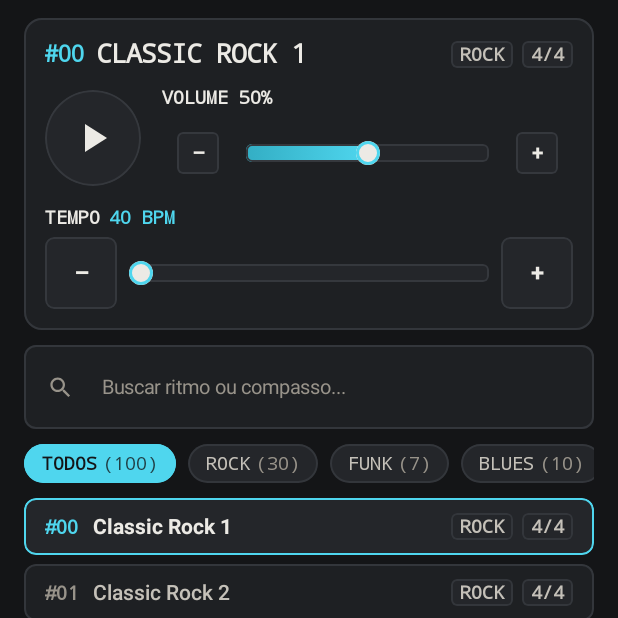
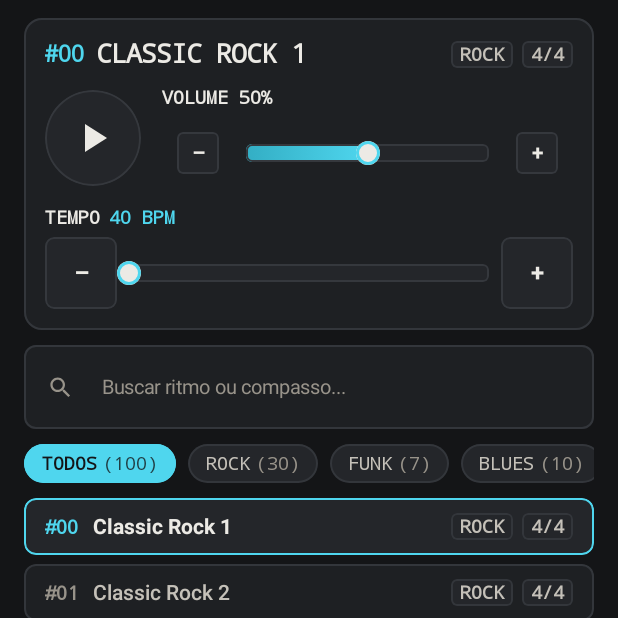
Before and after one commit to marcosepifanio/gp200-android-editor, an Android app built with Jetpack Compose: the composable StudioDrumScreen called with empty values, on a phone screen of 412 x 824 dp, the top half of it. Run offline under Robolectric (Android 15) with nearby library versions, the phone set to English and light mode, and no system bars.

Commit message:
fix(ui): centre slider thumbs on the value and stack the chain hint
- Volume, Pan and tempo sliders share one thumb centred on the end of
  the fill, the same point a tap there selects.
- The chain header hint sits below the title; side by side it ran into
  the title at 130% font scale.

```diff
--- a/app/src/main/kotlin/com/valeton/editor/ui/chain/StudioChainScreen.kt
+++ b/app/src/main/kotlin/com/valeton/editor/ui/chain/StudioChainScreen.kt
@@ -100,12 +100,12 @@ fun StudioChainScreen(
     ) {
             // 1. Header Information
             item {
-                Row(
+                // Título e dica empilhados: lado a lado, a dica encostava no título com fonte grande.
+                Column(
                     modifier = Modifier
                         .fillMaxWidth()
                         .padding(vertical = 4.dp),
-                    horizontalArrangement = Arrangement.SpaceBetween,
-                    verticalAlignment = Alignment.CenterVertically
+                    verticalArrangement = Arrangement.spacedBy(2.dp)
                 ) {
                     Text(
                         text = "CADEIA DE SINAL",
--- /dev/null
+++ b/app/src/main/kotlin/com/valeton/editor/ui/components/StudioSliderThumb.kt
@@ -0,0 +1,35 @@
+package com.valeton.editor.ui.components
+
+import androidx.compose.foundation.background
+import androidx.compose.foundation.border
+import androidx.compose.foundation.layout.BoxWithConstraintsScope
+import androidx.compose.foundation.layout.offset
+import androidx.compose.foundation.layout.size
+import androidx.compose.foundation.shape.CircleShape
+import androidx.compose.runtime.Composable
+import androidx.compose.ui.Alignment
+import androidx.compose.ui.Modifier
+import androidx.compose.ui.draw.clip
+import androidx.compose.ui.unit.Dp
+import androidx.compose.ui.unit.dp
+import com.valeton.editor.ui.theme.StudioPalette
+
+internal val SliderThumbSize = 16.dp
+
+/** Left edge of a thumb centred on [fraction] of [trackWidth] — the same point a tap there selects. */
+internal fun sliderThumbOffset(trackWidth: Dp, fraction: Float, thumbSize: Dp = SliderThumbSize): Dp =
+    trackWidth * fraction.coerceIn(0f, 1f) - thumbSize / 2
+
+/** Round thumb for the custom horizontal sliders, centred on the end of the fill. */
+@Composable
+internal fun BoxWithConstraintsScope.StudioSliderThumb(fraction: Float) {
+    androidx.compose.foundation.layout.Box(
+        modifier = Modifier
+            .align(Alignment.CenterStart)
+            .offset(x = sliderThumbOffset(maxWidth, fraction))
+            .size(SliderThumbSize)
+            .clip(CircleShape)
+            .background(StudioPalette.TextPrimary)
+            .border(2.dp, StudioPalette.Accent, CircleShape)
+    )
+}
--- a/app/src/main/kotlin/com/valeton/editor/ui/components/StudioTempoControl.kt
+++ b/app/src/main/kotlin/com/valeton/editor/ui/components/StudioTempoControl.kt
@@ -205,7 +205,6 @@ fun StudioTempoControl(
                             }
                         }
                 ) {
-                    val thumbSize = 16.dp
                     val fillWidth = maxWidth * fraction
                     Box(
                         modifier = Modifier
@@ -223,15 +222,7 @@ fun StudioTempoControl(
                                 .background(Brush.horizontalGradient(listOf(StudioPalette.AccentDim, StudioPalette.Accent)))
                         )
                     }
-                    Box(
-                        modifier = Modifier
-                            .align(Alignment.CenterStart)
-                            .offset(x = (maxWidth - thumbSize) * fraction)
-                            .size(thumbSize)
-                            .clip(CircleShape)
-                            .background(StudioPalette.TextPrimary)
-                            .border(2.dp, StudioPalette.Accent, CircleShape)
-                    )
+                    StudioSliderThumb(fraction)
                 }
 
                 // Step Up
```
Also changed, not shown: app/src/main/kotlin/com/valeton/editor/ui/chain/StudioMasterBar.kt (+3 -20 lines), 1 other file.
